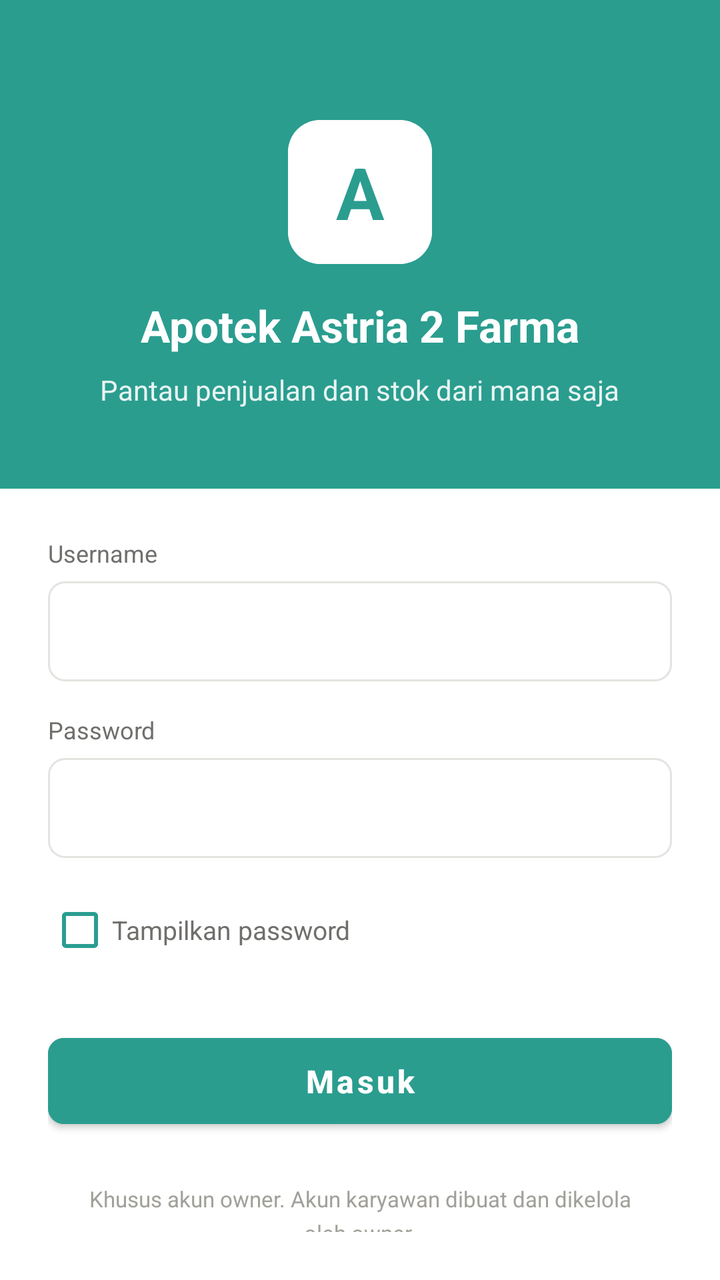
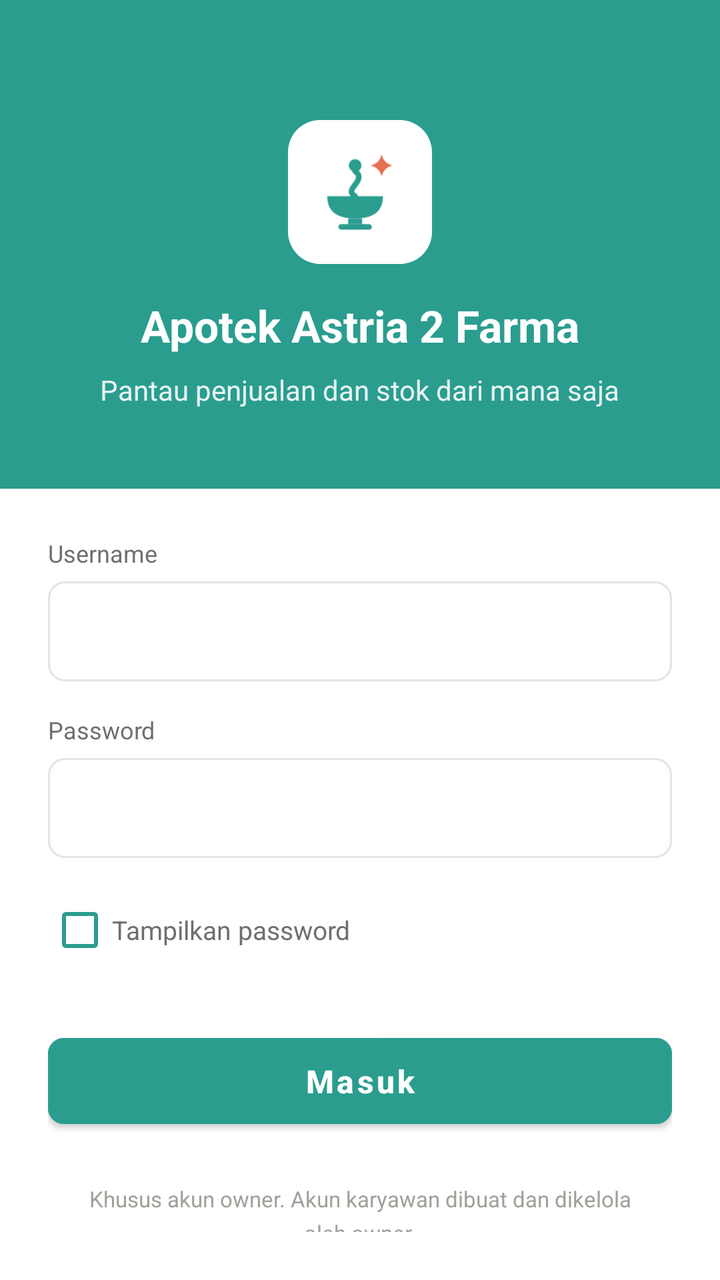

An Android layout rendered at two revisions. The XML below is the earlier revision; the diff shows what the commit changed to produce the second picture.
<!-- AndroidManifest.xml: application theme Theme.Apotekastria -->
<!-- res/layout/activity_login.xml -->
<?xml version="1.0" encoding="utf-8"?>
<LinearLayout xmlns:android="http://schemas.android.com/apk/res/android"
    xmlns:app="http://schemas.android.com/apk/res-auto"
    android:layout_width="match_parent"
    android:layout_height="match_parent"
    android:orientation="vertical"
    android:background="#FFFFFF">

    
    <LinearLayout
        android:layout_width="match_parent"
        android:layout_height="wrap_content"
        android:background="#2A9D8F"
        android:orientation="vertical"
        android:gravity="center"
        android:paddingTop="60dp"
        android:paddingBottom="40dp">

        
        <androidx.cardview.widget.CardView
            android:layout_width="72dp"
            android:layout_height="72dp"
            app:cardCornerRadius="16dp"
            app:cardElevation="0dp"
            android:layout_marginBottom="16dp">
            <TextView
                android:layout_width="match_parent"
                android:layout_height="match_parent"
                android:text="A"
                android:textColor="#2A9D8F"
                android:textSize="36sp"
                android:textStyle="bold"
                android:gravity="center"
                android:background="#FFFFFF"/>
        </androidx.cardview.widget.CardView>

        <TextView
            android:layout_width="wrap_content"
            android:layout_height="wrap_content"
            android:text="Apotek Astria 2 Farma"
            android:textColor="#FFFFFF"
            android:textSize="22sp"
            android:textStyle="bold"
            android:layout_marginBottom="8dp"/>

        <TextView
            android:layout_width="wrap_content"
            android:layout_height="wrap_content"
            android:text="Pantau penjualan dan stok dari mana saja"
            android:textColor="#E8F4F2"
            android:textSize="14sp"/>
    </LinearLayout>

    
    <LinearLayout
        android:layout_width="match_parent"
        android:layout_height="match_parent"
        android:background="#FFFFFF"
        android:orientation="vertical"
        android:padding="24dp">

        <TextView
            android:layout_width="wrap_content"
            android:layout_height="wrap_content"
            android:text="Username"
            android:textColor="#706f6c"
            android:textSize="12sp"
            android:layout_marginBottom="6dp"/>

        <EditText
            android:id="@+id/et_username"
            android:layout_width="match_parent"
            android:layout_height="50dp"
            android:background="@drawable/bg_edittext"
            android:paddingHorizontal="16dp"
            android:inputType="textNoSuggestions"
            android:maxLines="1"
            android:layout_marginBottom="16dp"
            android:textSize="14sp"/>

        <TextView
            android:layout_width="wrap_content"
            android:layout_height="wrap_content"
            android:text="Password"
            android:textColor="#706f6c"
            android:textSize="12sp"
            android:layout_marginBottom="6dp"/>

        <EditText
            android:id="@+id/et_password"
            android:layout_width="match_parent"
            android:layout_height="50dp"
            android:background="@drawable/bg_edittext"
            android:paddingHorizontal="16dp"
            android:inputType="textPassword"
            android:maxLines="1"
            android:layout_marginBottom="12dp"
            android:textSize="14sp"/>

        <CheckBox
            android:id="@+id/cb_show_password"
            android:layout_width="wrap_content"
            android:layout_height="wrap_content"
            android:text="Tampilkan password"
            android:textColor="#706f6c"
            android:textSize="13sp"
            android:buttonTint="#2A9D8F"
            android:layout_marginBottom="24dp"/>

        <Button
            android:id="@+id/btn_login"
            android:layout_width="match_parent"
            android:layout_height="55dp"
            android:backgroundTint="#2A9D8F"
            android:text="Masuk"
            android:textColor="#FFFFFF"
            android:textAllCaps="false"
            android:textSize="16sp"
            android:textStyle="bold"
            android:layout_marginBottom="24dp"
            app:cornerRadius="8dp"/>

        <TextView
            android:layout_width="match_parent"
            android:layout_height="wrap_content"
            android:text="Khusus akun owner. Akun karyawan dibuat dan dikelola\noleh owner."
            android:textColor="#A1A09A"
            android:textSize="11sp"
            android:gravity="center"
            android:lineSpacingExtra="4dp"/>
    </LinearLayout>
</LinearLayout>
<!-- resources referenced by this layout -->
<resources>
  <!-- drawable bg_edittext (drawable) -->
  <?xml version="1.0" encoding="utf-8"?>
  <shape xmlns:android="http://schemas.android.com/apk/res/android"
      android:shape="rectangle">
      <solid android:color="#FFFFFF" />
      <stroke
          android:width="1dp"
          android:color="#E3E3E0" />
      <corners android:radius="8dp" />
  </shape>
  <style name="Theme.Apotekastria" parent="Theme.MaterialComponents.DayNight.NoActionBar">
          
          <item name="colorPrimary">@color/purple_500</item>
          <item name="colorPrimaryVariant">@color/purple_700</item>
          <item name="colorOnPrimary">@color/white</item>
          
          <item name="colorSecondary">@color/teal_200</item>
          <item name="colorSecondaryVariant">@color/teal_700</item>
          <item name="colorOnSecondary">@color/black</item>
          
          <item name="android:statusBarColor">?attr/colorPrimaryVariant</item>
          
      </style>
  <color name="purple_500">#FF6200EE</color>
  <color name="purple_700">#FF3700B3</color>
  <color name="white">#FFFFFFFF</color>
  <color name="teal_200">#FF03DAC5</color>
  <color name="teal_700">#FF018786</color>
  <color name="black">#FF000000</color>
</resources>

<!-- the commit's change to res/layout/activity_login.xml (unified diff, before → after) -->
@@ -23,15 +23,10 @@
             app:cardCornerRadius="16dp"
             app:cardElevation="0dp"
             android:layout_marginBottom="16dp">
-            <TextView
+            <ImageView
                 android:layout_width="match_parent"
                 android:layout_height="match_parent"
-                android:text="A"
-                android:textColor="#2A9D8F"
-                android:textSize="36sp"
-                android:textStyle="bold"
-                android:gravity="center"
-                android:background="#FFFFFF"/>
+                android:src="@drawable/logo_bg"/>
         </androidx.cardview.widget.CardView>
 
         <TextView
<!-- resource entries referenced after the edit -->
@@ -10,6 +10,7 @@
           android:color="#E3E3E0" />
       <corners android:radius="8dp" />
   </shape>
+  <!-- drawable logo_bg: png bitmap (drawable, 4677 bytes) -->
   <style name="Theme.Apotekastria" parent="Theme.MaterialComponents.DayNight.NoActionBar">
           
           <item name="colorPrimary">@color/purple_500</item>
